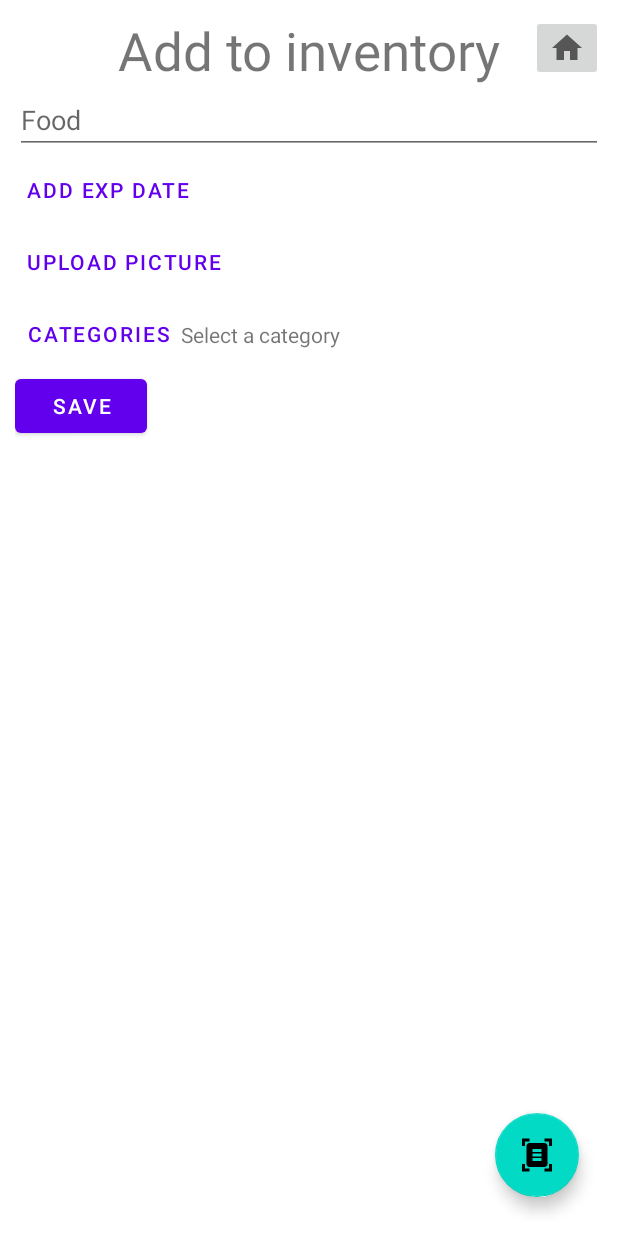
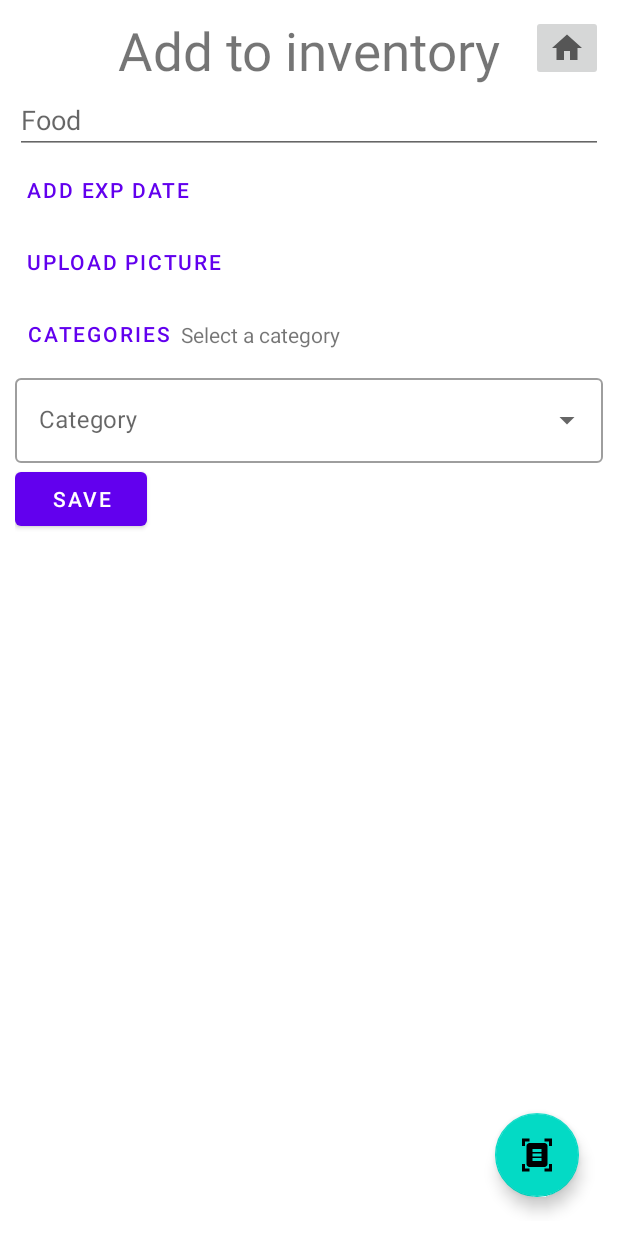
Before and after one commit to carokds/wastenot-app, an Android app: the AddFragment screen opened through its navigation route, on a phone screen of 412 x 824 dp. Run offline under Robolectric (Android 15) with nearby library versions, the phone set to English and light mode, and no system bars; our stand-ins replace Firebase (no records; nobody signed in at launch, a user with empty details on screens opened directly); libraries missing offline, so code that uses them is left out: com.firebase.ui; pictures from the network do not load; 4 statements that could not run were skipped.

Commit message:
wip: Search bar with autocomplete for categories

```diff
--- a/app/src/main/java/com/hoang/wastenot/fragments/AddFragment.kt
+++ b/app/src/main/java/com/hoang/wastenot/fragments/AddFragment.kt
@@ -4,6 +4,8 @@ import android.net.Uri
 import android.os.Bundle
 import android.util.Log
 import android.view.View
+import android.widget.ArrayAdapter
+import android.widget.AutoCompleteTextView
 import android.widget.Toast
 import androidx.activity.result.contract.ActivityResultContracts
 import androidx.fragment.app.Fragment
@@ -18,9 +20,11 @@ import com.google.firebase.storage.FirebaseStorage
 import com.hoang.wastenot.R
 import com.hoang.wastenot.databinding.FragmentAddBinding
 import com.hoang.wastenot.models.Food
+import com.hoang.wastenot.repositories.CSVReader
 import com.hoang.wastenot.repositories.UserRepository
 import org.koin.core.component.KoinComponent
 import org.koin.core.component.inject
+import java.io.IOException
 import java.util.*
 
 class AddFragment : Fragment(R.layout.fragment_add), KoinComponent {
@@ -66,8 +70,10 @@ class AddFragment : Fragment(R.layout.fragment_add), KoinComponent {
         }
 
         setOnUploadPictureBtnClicked()
+        readIngredients()
         setOnSaveButtonClicked()
         setOnDatePickerClicked(view)
+
 
     }
 
@@ -78,6 +84,26 @@ class AddFragment : Fragment(R.layout.fragment_add), KoinComponent {
             binding.tvCategorySelected.text = bundle.getString(getString(R.string.category))
                 ?: getString(R.string.select_a_category)
         }
+    }
+
+    private fun readIngredients() {
+        var rows = mutableListOf<String>()
+        val csvReader = CSVReader(requireContext(), "top_1k_ingredients")
+        try {
+            rows = csvReader.readCSV()
+        } catch (e: IOException) {
+            e.printStackTrace()
+        }
+        rows.size
+
+        val textView = (binding.autocompleteCategory) as AutoCompleteTextView
+
+        val categories: MutableList<String> = rows
+
+        ArrayAdapter(requireContext(), R.layout.item_category, categories).also { adapter ->
+            textView.setAdapter(adapter)
+        }
+
     }
 
     private fun setOnDatePickerClicked(view: View) {
--- a/app/src/main/res/layout/fragment_add.xml
+++ b/app/src/main/res/layout/fragment_add.xml
@@ -65,9 +65,26 @@
         android:id="@+id/tv_category_selected"
         android:layout_width="wrap_content"
         android:layout_height="wrap_content"
-        app:layout_constraintTop_toTopOf="@+id/btn_go_to_categories"
+        app:layout_constraintBottom_toBottomOf="@+id/btn_go_to_categories"
         app:layout_constraintStart_toEndOf="@+id/btn_go_to_categories"
-        app:layout_constraintBottom_toBottomOf="@+id/btn_go_to_categories"/>
+        app:layout_constraintTop_toTopOf="@+id/btn_go_to_categories" />
+
+
+    <com.google.android.material.textfield.TextInputLayout
+        android:id="@+id/et_category"
+        style="@style/Widget.MaterialComponents.TextInputLayout.OutlinedBox.ExposedDropdownMenu"
+        android:layout_width="match_parent"
+        android:layout_height="wrap_content"
+        android:hint="@string/category"
+        app:layout_constraintTop_toBottomOf="@+id/btn_go_to_categories">
+
+        <AutoCompleteTextView
+            android:id="@+id/autocomplete_category"
+            android:layout_width="match_parent"
+            android:layout_height="wrap_content" />
+
+    </com.google.android.material.textfield.TextInputLayout>
+
 
     <Button
         android:id="@+id/btn_save_food"
@@ -75,7 +92,7 @@
         android:layout_height="wrap_content"
         android:text="@string/save"
         app:layout_constraintStart_toStartOf="parent"
-        app:layout_constraintTop_toBottomOf="@+id/btn_go_to_categories" />
+        app:layout_constraintTop_toBottomOf="@+id/et_category" />
 
     <com.google.android.material.floatingactionbutton.FloatingActionButton
         android:id="@+id/btn_scan"
```
Also changed, not shown: app/src/main/java/com/hoang/wastenot/fragments/CategoryFragment.kt (+33 -15 lines), app/src/main/res/layout/fragment_categories.xml (+22 -4 lines), app/src/main/res/layout/item_category.xml (+6 -12 lines).
